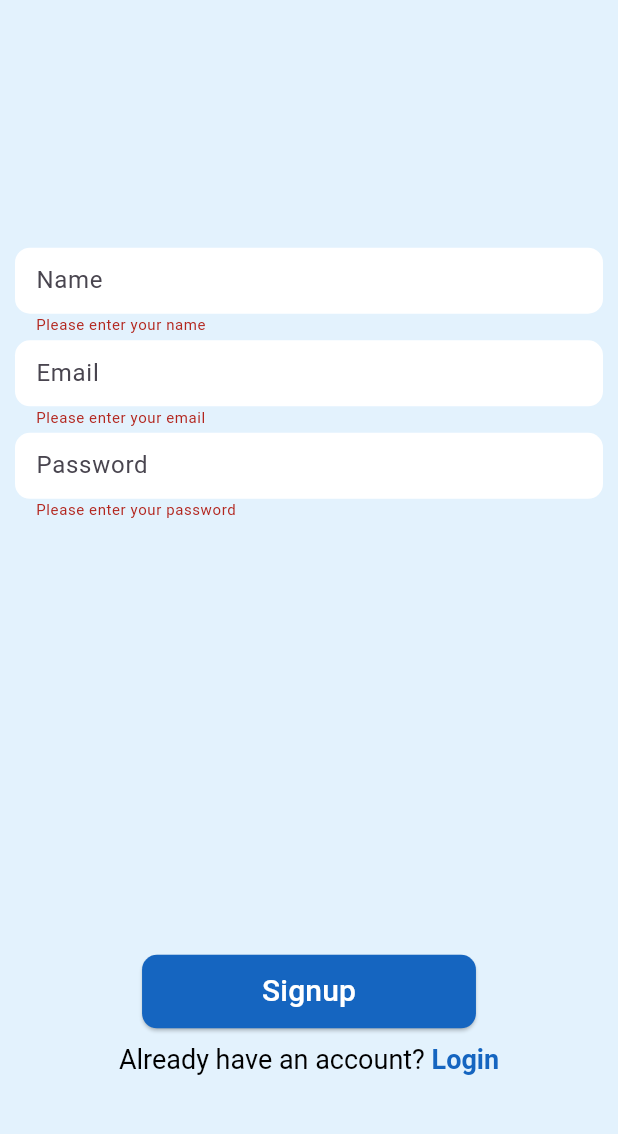
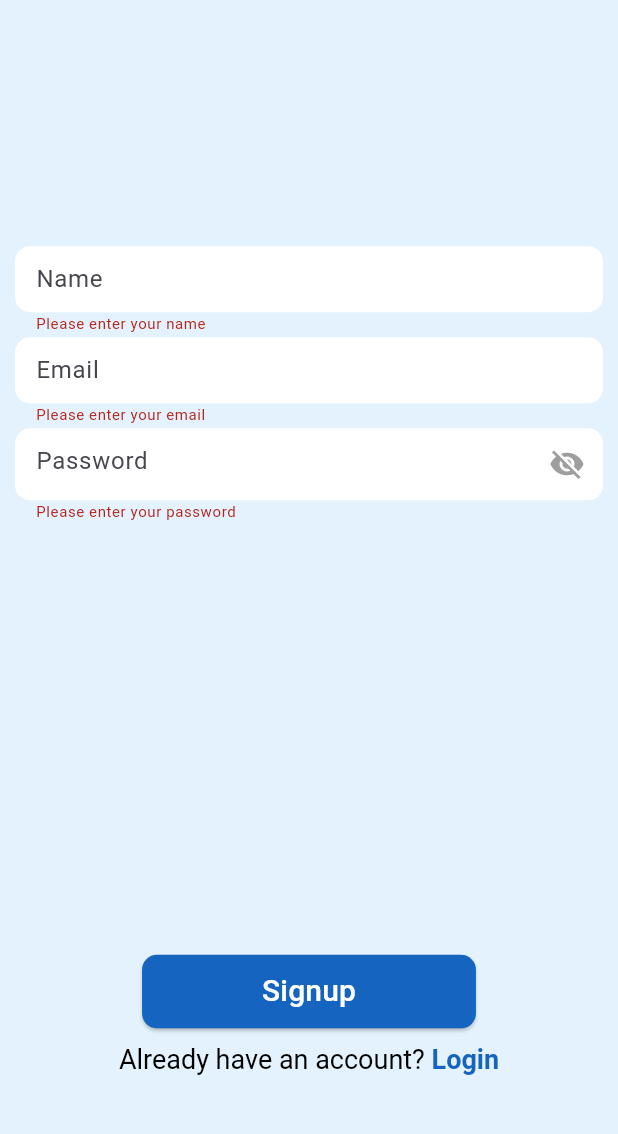
Before and after one commit to Devesh190/round_1b, a Flutter app: the screen it shows after launch, after a tap on "Signup", on a phone screen of 412 x 824 dp, the part 63-1197 px from its top. Run offline on Flutter 3.47's test engine with Material 3 defaults, Android fonts, the phone set to English and light mode, and no system bars; our stand-ins replace cloud_firestore, firebase_auth, firebase_core, firebase_remote_config, shimmer; accounts and stored records are empty; network calls fail.

Commit message:
some fix

```diff
--- a/lib/feature/comments/widgets/user_card.dart
+++ b/lib/feature/comments/widgets/user_card.dart
@@ -58,7 +58,7 @@ class _UserCardState extends State<UserCard> {
               backgroundColor: Colors.grey.shade200,
               radius: 25.0,
               child: Text(
-                maskedEmail[0],
+                widget.name [0],
                 style: const TextStyle(fontSize: 20.0, color: Colors.black),
               ),
             ),
--- a/lib/feature/login_signup/screen/login_signup_screen.dart
+++ b/lib/feature/login_signup/screen/login_signup_screen.dart
@@ -1,5 +1,6 @@
 import 'package:flutter/gestures.dart';
 import 'package:flutter/material.dart';
+import 'package:flutter/widgets.dart';
 import 'package:provider/provider.dart';
 import 'package:round_1b/widget/common_appbar.dart';
 import 'package:round_1b/widget/common_text_field.dart';
@@ -38,12 +39,48 @@ class _LoginSignUpScreenState extends State<LoginSignUpScreen> {
                   child: Form(
                     key: _formKey,
                     child: Column(
-                      mainAxisAlignment: authProvider.getIsLogin()
-                          ? MainAxisAlignment.spaceEvenly
-                          : MainAxisAlignment.spaceEvenly,
-                      children:
-                          _getListFormField(authProvider.getIsLogin(), context),
-                    ),
+                        mainAxisAlignment: authProvider.getIsLogin()
+                            ? MainAxisAlignment.spaceEvenly
+                            : MainAxisAlignment.spaceEvenly,
+                        children: [
+                          Visibility(
+                            visible: !authProvider.getIsLogin(),
+                            child: CommonTextField(
+                                hintText: "Name",
+                                setFunction: authProvider.setName,
+
+                                validateFunction: (value) {
+                                  if (value == null || value.isEmpty) {
+                                    return 'Please enter your name';
+                                  }
+                                }),
+                          ),
+                          CommonTextField(
+                              hintText: "Email",
+                              setFunction: authProvider.setEmail,
+
+                              validateFunction: (value) {
+                                if (value == null || value.isEmpty) {
+                                  return 'Please enter your email';
+                                } else if (!RegExp(r'^[^@]+@[^@]+\.[^@]+')
+                                    .hasMatch(value)) {
+                                  return 'Please enter a valid email';
+                                }
+                                return null;
+                              }),
+                          CommonTextField(
+                              hintText: "Password",
+                              setFunction: authProvider.setPassword,
+                              visibility: true,
+                              validateFunction: (value) {
+                                if (value == null || value.isEmpty) {
+                                  return 'Please enter your password';
+                                } else if (value.length < 6) {
+                                  return 'Password must be at least 6 characters long';
+                                }
+                                return null;
+                              }),
+                        ]),
                   ),
                 ),
                 const Expanded(flex: 6, child: SizedBox.shrink()),
@@ -121,67 +158,3 @@ class _LoginSignUpScreenState extends State<LoginSignUpScreen> {
         }));
   }
 }
-
-List<Widget> _getListFormField(bool value, BuildContext context) {
-  final provider = Provider.of<AuthProvider>(context, listen: false);
-
-  if (!value) {
-    return [
-      CommonTextField(
-          hintText: "Name",
-          setFunction: provider.setName,
-          validateFunction: (value) {
-            if (value == null || value.isEmpty) {
-              return 'Please enter your name';
-            }
-          }),
-      CommonTextField(
-          hintText: "Email",
-          setFunction: provider.setEmail,
-          validateFunction: (value) {
-            if (value == null || value.isEmpty) {
-              return 'Please enter your email';
-            } else if (!RegExp(r'^[^@]+@[^@]+\.[^@]+').hasMatch(value)) {
-              return 'Please enter a valid email';
-            }
-            return null;
-          }),
-      CommonTextField(
-          hintText: "Password",
-          setFunction: provider.setPassword,
-          validateFunction: (value) {
-            if (value == null || value.isEmpty) {
-              return 'Please enter your password';
-            } else if (value.length < 6) {
-              return 'Password must be at least 6 characters long';
-            }
-            return null;
-          }),
-    ];
-  } else {
-    return [
-      CommonTextField(
-          hintText: "Email",
-          setFunction: provider.setEmail,
-          validateFunction: (value) {
-            if (value == null || value.isEmpty) {
-              return 'Please enter your email';
-            } else if (!RegExp(r'^[^@]+@[^@]+\.[^@]+').hasMatch(value)) {
-              return 'Please enter a valid email';
-            }
-            return null;
-          }),
-      CommonTextField(
-          hintText: "Password",
-          setFunction: provider.setPassword,
-          validateFunction: (value) {
-            if (value == null || value.isEmpty) {
-              return 'Please enter your password';
-            } else if (value.length < 6) {
-              return 'Password must be at least 6 characters long';
-            }
-            return null;
-          }),
-    ];
-  }
-}
--- a/lib/widget/common_text_field.dart
+++ b/lib/widget/common_text_field.dart
@@ -1,4 +1,7 @@
 import 'package:flutter/material.dart';
+import 'package:provider/provider.dart';
+
+import '../feature/login_signup/provider/auth_provider.dart';
 
 class CommonTextField extends StatefulWidget {
   const CommonTextField(
@@ -8,7 +11,7 @@ class CommonTextField extends StatefulWidget {
       this.size = 44,
       this.setFunction,
       required this.validateFunction,
-      this.visibility = false,
+      this.visibility = false, // True if it is a password field
       this.textFieldColor = Colors.white,
       this.readOnly = false});
   final String hintText;
@@ -25,13 +28,17 @@ class CommonTextField extends StatefulWidget {
 }
 
 class _CommonTextFieldState extends State<CommonTextField> {
-  final TextEditingController _controller = TextEditingController();
+  TextEditingController _controller = TextEditingController();
+  bool _obscureText = true;
 
   @override
   void initState() {
     super.initState();
-    widget.value.isNotEmpty ? _controller.text = widget.value : null;
+    _controller = TextEditingController(text: widget.value);
     _controller.addListener(updateValue);
+    if (!widget.visibility) {
+      _obscureText = false;
+    }
   }
 
   void updateValue() {
@@ -49,14 +56,14 @@ class _CommonTextFieldState extends State<CommonTextField> {
 
   @override
   Widget build(BuildContext context) {
+    return Consumer<AuthProvider>(builder: (context, authProvider, child) {
       return ConstrainedBox(
-      constraints:
-          const BoxConstraints(maxHeight: 80), // Limits height of TextFormField
+        constraints: const BoxConstraints(maxHeight: 80),
         child: TextFormField(
           cursorColor: Colors.black,
           controller: _controller,
           readOnly: widget.readOnly,
-        obscureText: widget.visibility,
+          obscureText: _obscureText,
           decoration: InputDecoration(
             fillColor: Colors.white,
             hintText: widget.hintText,
@@ -68,6 +75,19 @@ class _CommonTextFieldState extends State<CommonTextField> {
               fontSize: 10,
               height: 0.8,
             ),
+            suffixIcon: widget.visibility
+                ? IconButton(
+                    icon: Icon(
+                      _obscureText ? Icons.visibility_off : Icons.visibility,
+                      color: Colors.grey,
+                    ),
+                    onPressed: () {
+                      setState(() {
+                        _obscureText = !_obscureText;
+                      });
+                    },
+                  )
+                : null, // Only show the icon for password fields
             enabledBorder: OutlineInputBorder(
               borderSide: BorderSide.none,
               borderRadius: BorderRadius.circular(10.0),
@@ -87,5 +107,6 @@ class _CommonTextFieldState extends State<CommonTextField> {
           },
         ),
       );
+    });
   }
 }
```
Lines whose indentation alone changed are shown as unchanged.
